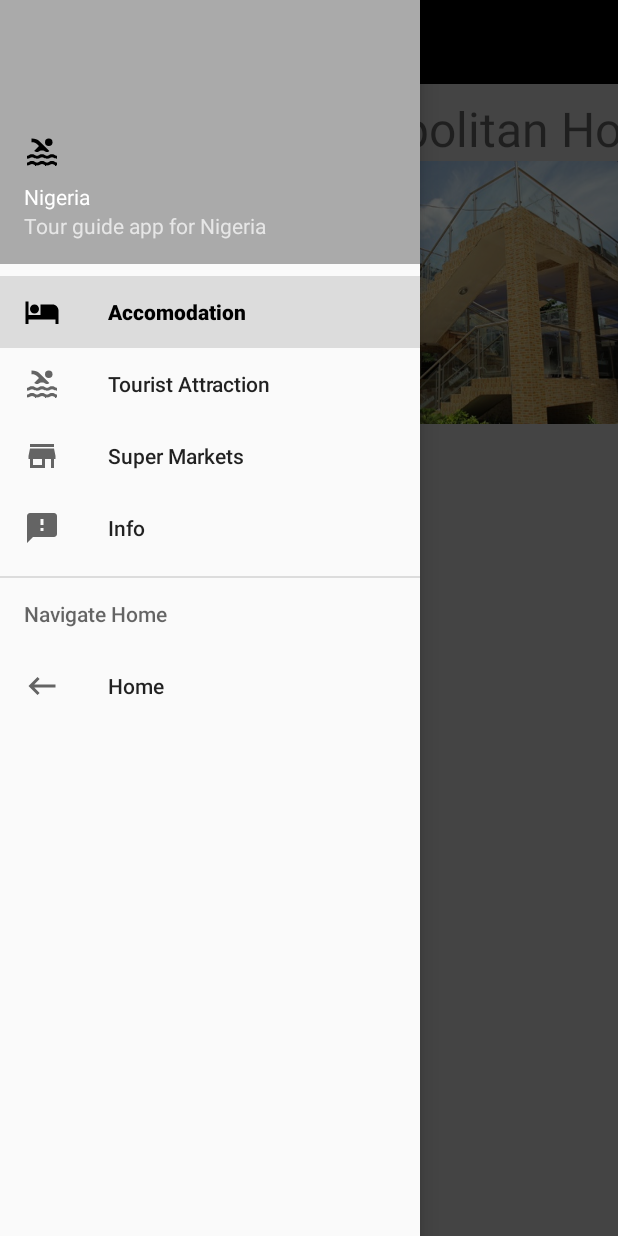
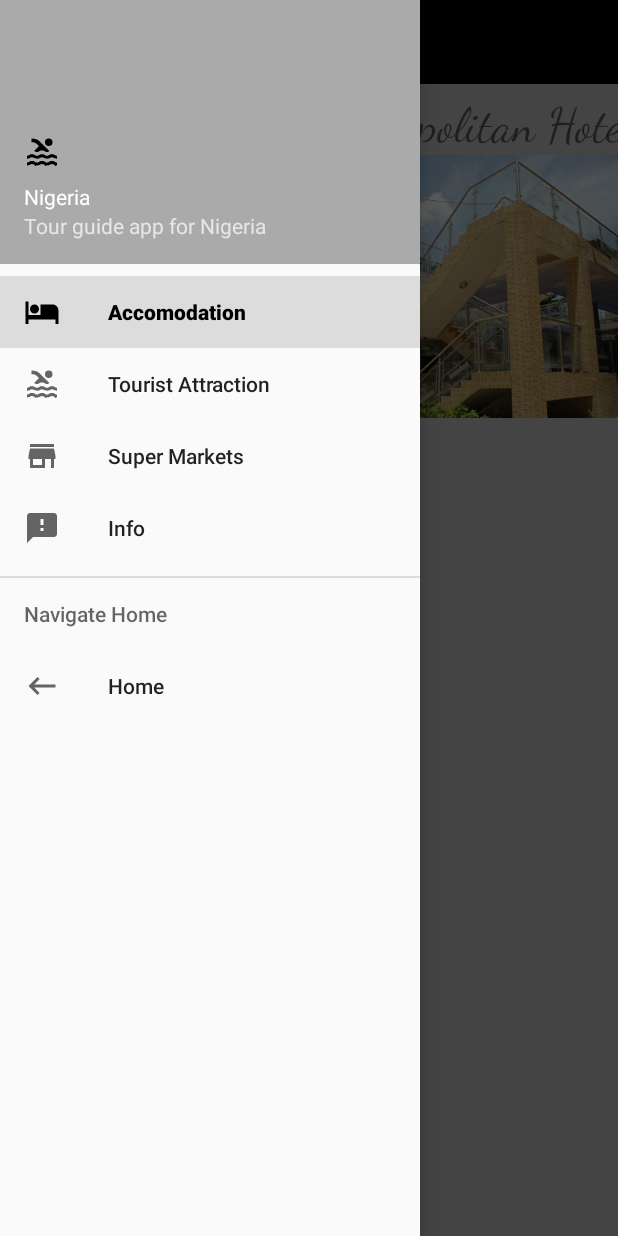
Before and after one commit to Geosygreg12/TourGuideApp, an Android app: the CrossRiver screen opened directly, with no data from a screen before it, with the side drawer open, on a phone screen of 412 x 824 dp. Run offline under Robolectric (Android 15) with nearby library versions, the phone set to English and light mode, and no system bars.

Commit message:
sixth commit

```diff
--- a/app/src/main/res/layout/accomodation_list_item.xml
+++ b/app/src/main/res/layout/accomodation_list_item.xml
@@ -16,7 +16,8 @@
         android:layout_height="wrap_content"
         android:textSize="32sp"
         android:layout_gravity="center"
-        android:gravity="center"/>
+        android:gravity="center"
+        android:fontFamily="cursive"/>
 
 
         <LinearLayout
--- a/app/src/main/res/layout/info_activity.xml
+++ b/app/src/main/res/layout/info_activity.xml
@@ -8,8 +8,7 @@
     <LinearLayout
     android:orientation="vertical" android:layout_width="match_parent"
     android:layout_height="wrap_content"
-    android:id="@+id/linearRoot"
-    android:layout_margin="16dp"
+        android:layout_margin="16dp"
     >
         <ImageView
             android:layout_width="match_parent"
--- a/app/src/main/res/layout/nav_header_cross_river.xml
+++ b/app/src/main/res/layout/nav_header_cross_river.xml
@@ -13,7 +13,6 @@
     android:theme="@style/ThemeOverlay.AppCompat.Dark">
 
     <ImageView
-        android:id="@+id/imageView"
         android:layout_width="wrap_content"
         android:layout_height="wrap_content"
         android:contentDescription="@string/nav_header_desc"
@@ -28,7 +27,6 @@
         android:textAppearance="@style/TextAppearance.AppCompat.Body1" />
 
     <TextView
-        android:id="@+id/textView"
         android:layout_width="wrap_content"
         android:layout_height="wrap_content"
         android:text="Tour guide app for Nigeria" />
--- a/app/src/main/res/values/dimens.xml
+++ b/app/src/main/res/values/dimens.xml
@@ -4,9 +4,7 @@
     <dimen name="activity_vertical_margin">16dp</dimen>
     <dimen name="nav_header_vertical_spacing">8dp</dimen>
     <dimen name="nav_header_height">176dp</dimen>
-    <dimen name="fab_margin">16dp</dimen>
 
     <!-- Per the design guidelines, navigation drawers should be between 240dp and 320dp:
          https://developer.android.com/design/patterns/navigation-drawer.html -->
-    <dimen name="navigation_drawer_width">240dp</dimen>
 </resources>
```
Also changed, not shown: app/src/main/res/drawable/side_nav_bar.xml (deleted, +0 -9 lines), app/src/main/res/values/drawables.xml (+1 -8 lines), app/src/main/res/values/strings.xml (+0 -8 lines), app/src/main/res/drawable-hdpi/carnival_calabar.jpg (deleted), app/src/main/res/drawable-hdpi/drawer_shadow.9.png (deleted), app/src/main/res/drawable-hdpi/ic_drawer.png (deleted), app/src/main/res/drawable-mdpi/carnival_calabar.jpg (deleted), app/src/main/res/drawable-mdpi/drawer_shadow.9.png (deleted), app/src/main/res/drawable-mdpi/ic_drawer.png (deleted), app/src/main/res/drawable-xhdpi/carnival_calabar.jpg (deleted), app/src/main/res/drawable-xhdpi/drawer_shadow.9.png (deleted), app/src/main/res/drawable-xhdpi/ic_drawer.png (deleted), app/src/main/res/drawable-xxhdpi/carnival_calabar.jpg (deleted), app/src/main/res/drawable-xxhdpi/drawer_shadow.9.png (deleted), 2 more files.
